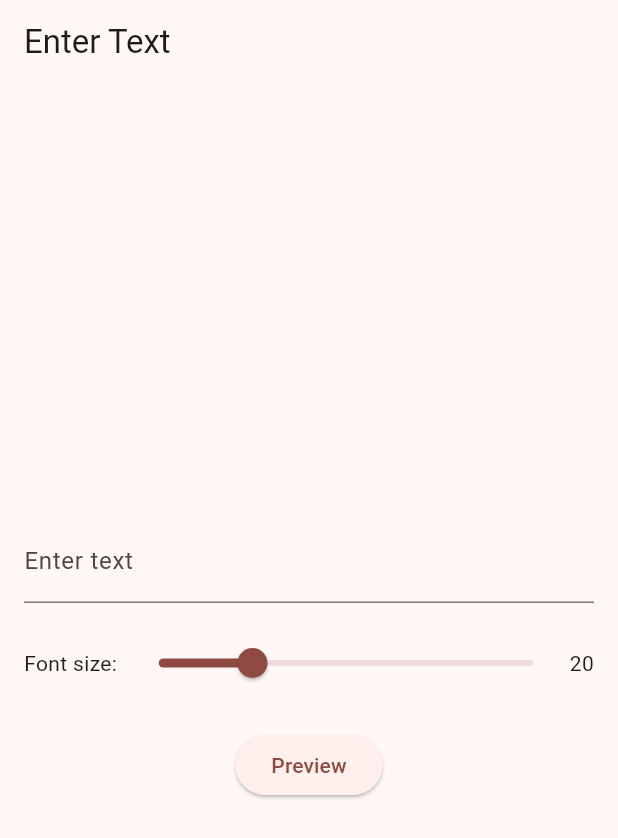
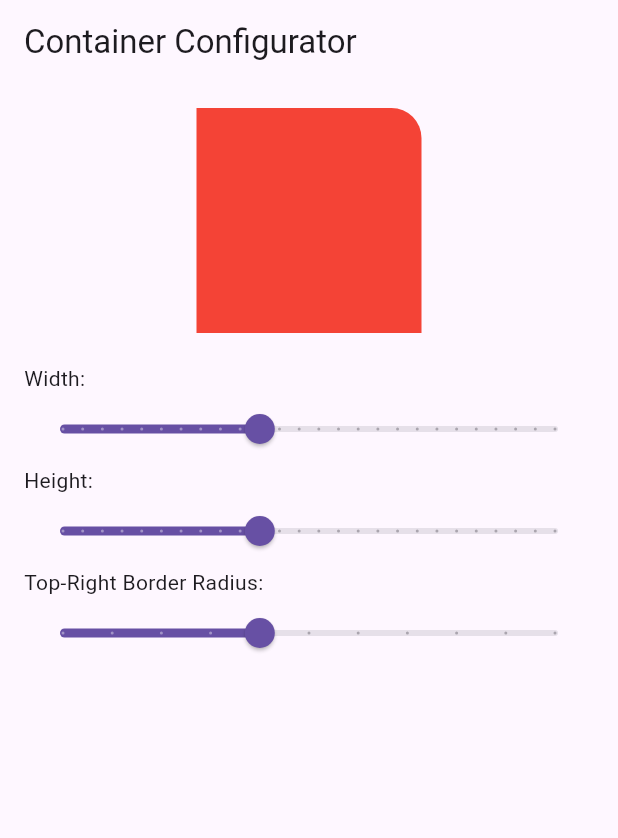
Before and after one commit to Poultergeist/Vladyslav-Lohatskiy-IPZ-33-Labs-11v, a Flutter app: the screen it shows after launch, on a phone screen of 412 x 824 dp. Shown: the top 838 px of the screen. Run offline on Flutter 3.47's test engine with Material 3 defaults, Android fonts, the phone set to English and light mode, and no system bars.

Commit message:
Updated files for lab 11

```diff
--- /dev/null
+++ b/lib/config_container.dart
@@ -0,0 +1,24 @@
+import 'package:flutter/material.dart';
+import 'package:provider/provider.dart';
+import 'provider/container_config.dart';
+
+class ConfigContainer extends StatelessWidget {
+  const ConfigContainer({super.key});
+
+  @override
+  Widget build(BuildContext context) {
+    final config = Provider.of<ContainerConfig>(context);
+    return Center(
+      child: Container(
+        width: config.width,
+        height: config.height,
+        decoration: BoxDecoration(
+          color: Colors.red,
+          borderRadius: BorderRadius.only(
+            topRight: Radius.circular(config.borderRadius),
+          ),
+        ),
+      ),
+    );
+  }
+}
--- /dev/null
+++ b/lib/config_slider.dart
@@ -0,0 +1,51 @@
+import 'package:flutter/material.dart';
+import 'package:provider/provider.dart';
+import 'provider/container_config.dart';
+
+class ConfigSlider extends StatelessWidget {
+  const ConfigSlider({super.key});
+
+  @override
+  Widget build(BuildContext context) {
+    final config = Provider.of<ContainerConfig>(context);
+
+    return Column(
+      crossAxisAlignment: CrossAxisAlignment.start,
+      children: [
+        const Text('Width:'),
+        Slider(
+          value: config.width,
+          min: 50,
+          max: 300,
+          divisions: 25,
+          label: config.width.toStringAsFixed(0),
+          onChanged: (value) {
+            config.updateWidth(value);
+          },
+        ),
+        const Text('Height:'),
+        Slider(
+          value: config.height,
+          min: 50,
+          max: 300,
+          divisions: 25,
+          label: config.height.toStringAsFixed(0),
+          onChanged: (value) {
+            config.updateHeight(value);
+          },
+        ),
+        const Text('Top-Right Border Radius:'),
+        Slider(
+          value: config.borderRadius,
+          min: 0,
+          max: 50,
+          divisions: 10,
+          label: config.borderRadius.toStringAsFixed(0),
+          onChanged: (value) {
+            config.updateBorderRadius(value);
+          },
+        ),
+      ],
+    );
+  }
+}
--- a/lib/main.dart
+++ b/lib/main.dart
@@ -1,8 +1,16 @@
 import 'package:flutter/material.dart';
-import 'screens/first_screen.dart';
+import 'config_container.dart';
+import 'provider/container_config.dart';
+import 'config_slider.dart';
+import 'package:provider/provider.dart';
 
 void main() {
-  runApp(const MyApp());
+  runApp(
+    ChangeNotifierProvider(
+      create: (context) => ContainerConfig(),
+      child: const MyApp(),
+    ),
+  );
 }
 
 class MyApp extends StatelessWidget {
@@ -11,12 +19,33 @@ class MyApp extends StatelessWidget {
   @override
   Widget build(BuildContext context) {
     return MaterialApp(
-      title: 'Text Preview App',
+      title: 'Container Configurator',
       theme: ThemeData(
-        colorScheme: ColorScheme.fromSeed(seedColor: Colors.red),
-        useMaterial3: true,
+        primarySwatch: Colors.red,
       ),
-      home: const FirstScreen(),
+      home: const ContainerConfiguratorScreen(),
     );
   }
 }
+
+class ContainerConfiguratorScreen extends StatelessWidget {
+  const ContainerConfiguratorScreen({super.key});
+
+  @override
+  Widget build(BuildContext context) {
+    return Scaffold(
+      appBar: AppBar(title: const Text('Container Configurator')),
+      body: SingleChildScrollView(
+        padding: const EdgeInsets.all(16.0),
+        child: Column(
+          crossAxisAlignment: CrossAxisAlignment.start,
+          children: const [
+            ConfigContainer(),
+            SizedBox(height: 20),
+            ConfigSlider(),
+          ],
+        ),
+      ),
+    );
+  }
+}
--- /dev/null
+++ b/lib/provider/container_config.dart
@@ -0,0 +1,26 @@
+import 'package:flutter/material.dart';
+
+class ContainerConfig with ChangeNotifier {
+  double _width = 150.0;
+  double _height = 150.0;
+  double _borderRadius = 20.0;
+
+  double get width => _width;
+  double get height => _height;
+  double get borderRadius => _borderRadius;
+
+  void updateWidth(double newWidth) {
+    _width = newWidth;
+    notifyListeners();
+  }
+
+  void updateHeight(double newHeight) {
+    _height = newHeight;
+    notifyListeners();
+  }
+
+  void updateBorderRadius(double newRadius) {
+    _borderRadius = newRadius;
+    notifyListeners();
+  }
+}
--- a/lib/screens/first_screen.dart
+++ /dev/null
@@ -1,98 +0,0 @@
-import 'package:flutter/material.dart';
-import 'second_screen.dart';
-
-class FirstScreen extends StatefulWidget {
-  const FirstScreen({Key? key}) : super(key: key);
-
-  @override
-  State<FirstScreen> createState() => _FirstScreenState();
-}
-
-class _FirstScreenState extends State<FirstScreen> {
-  final TextEditingController _textController = TextEditingController();
-  double _fontSize = 20.0;
-
-  Future<void> _showDialog(String message) async {
-    showDialog(
-      context: context,
-      builder: (BuildContext context) {
-        return AlertDialog(
-          content: Text(message),
-          actions: [
-            TextButton(
-              onPressed: () {
-                Navigator.of(context).pop();
-              },
-              child: const Text("Close"),
-            ),
-          ],
-        );
-      },
-    );
-  }
-
-  @override
-  Widget build(BuildContext context) {
-    return Scaffold(
-      appBar: AppBar(
-        title: const Text("Enter Text"),
-      ),
-      body: Padding(
-        padding: const EdgeInsets.all(16.0),
-        child: Column(
-          mainAxisAlignment: MainAxisAlignment.center,
-          children: [
-            TextField(
-              controller: _textController,
-              decoration: const InputDecoration(
-                labelText: "Enter text",
-              ),
-            ),
-            const SizedBox(height: 16),
-            Row(
-              children: [
-                const Text("Font size: "),
-                Expanded(
-                  child: Slider(
-                    min: 10.0,
-                    max: 50.0,
-                    value: _fontSize,
-                    onChanged: (newValue) {
-                      setState(() {
-                        _fontSize = newValue;
-                      });
-                    },
-                  ),
-                ),
-                Text(_fontSize.toStringAsFixed(0)),
-              ],
-            ),
-            const SizedBox(height: 20),
-            ElevatedButton(
-              onPressed: () async {
-                final result = await Navigator.push(
-                  context,
-                  MaterialPageRoute(
-                    builder: (context) => SecondScreen(
-                      text: _textController.text,
-                      fontSize: _fontSize,
-                    ),
-                  ),
-                );
-
-                if (result == 'ok') {
-                  _showDialog("Cool!");
-                } else if (result == 'cancel') {
-                  _showDialog("Let’s try something else");
-                } else {
-                  _showDialog("Don't know what to say");
-                }
-              },
-              child: const Text("Preview"),
-            ),
-          ],
-        ),
-      ),
-    );
-  }
-}
--- a/lib/screens/second_screen.dart
+++ /dev/null
@@ -1,47 +0,0 @@
-import 'package:flutter/material.dart';
-
-class SecondScreen extends StatelessWidget {
-  final String text;
-  final double fontSize;
-
-  const SecondScreen({Key? key, required this.text, required this.fontSize}) : super(key: key);
-
-  @override
-  Widget build(BuildContext context) {
-    return Scaffold(
-      appBar: AppBar(
-        title: const Text("Preview"),
-      ),
-      body: Center(
-        child: Column(
-          mainAxisAlignment: MainAxisAlignment.center,
-          children: [
-            Text(
-              text,
-              style: TextStyle(fontSize: fontSize),
-              textAlign: TextAlign.center,
-            ),
-            const SizedBox(height: 20),
-            Row(
-              mainAxisAlignment: MainAxisAlignment.spaceEvenly,
-              children: [
-                ElevatedButton(
-                  onPressed: () {
-                    Navigator.pop(context, 'ok');
-                  },
-                  child: const Text("Ok"),
-                ),
-                OutlinedButton(
-                  onPressed: () {
-                    Navigator.pop(context, 'cancel');
-                  },
-                  child: const Text("Cancel"),
-                ),
-              ],
-            ),
-          ],
-        ),
-      ),
-    );
-  }
-}
--- a/pubspec.yaml
+++ b/pubspec.yaml
@@ -30,6 +30,7 @@ environment:
 dependencies:
   flutter:
     sdk: flutter
+  provider: ^6.0.0
 
 
   # The following adds the Cupertino Icons font to your application.
```
Also changed, not shown: pubspec.lock.
